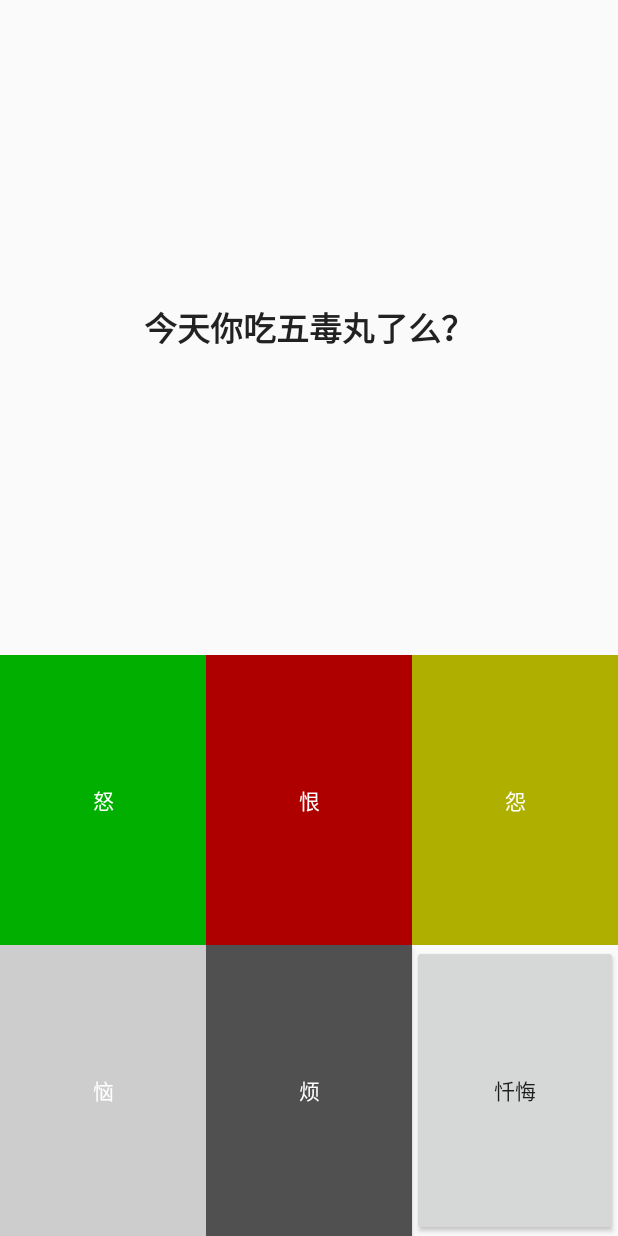
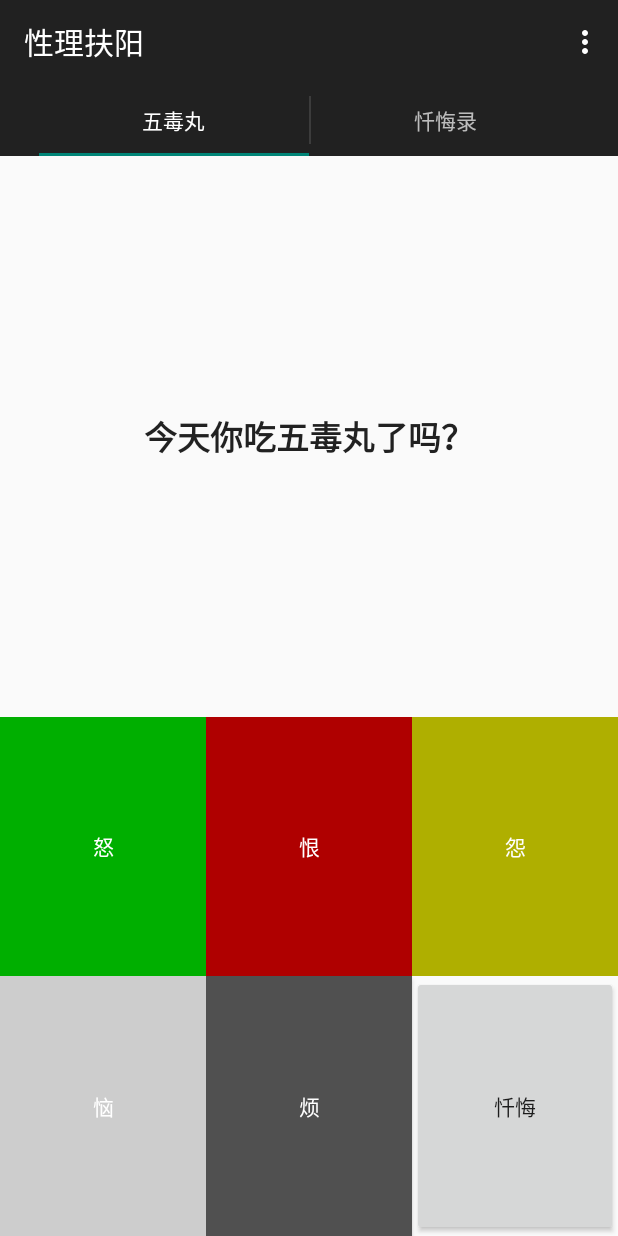
Before and after one commit to xuender/ethics, an Android app: the screen it shows after launch (MainActivity), on a phone screen of 412 x 824 dp. Run offline under Robolectric (Android 15) with nearby library versions, the phone set to English and light mode, and no system bars; libraries missing offline, so code that uses them is left out: org.achartengine, org.achartengine.chart, org.achartengine.model, org.achartengine.renderer; 7 statements that could not run were skipped.

Commit message:
忏悔录

```diff
--- a/app/build.gradle
+++ b/app/build.gradle
@@ -7,8 +7,8 @@ android {
     defaultConfig {
         minSdkVersion 8
         targetSdkVersion 19
-        versionCode 1
-        versionName "1.G.1"
+        versionCode 2
+        versionName "1.G.2"
     }
     signingConfigs {
         release {
@@ -34,5 +34,6 @@ dependencies {
     compile 'com.android.support:appcompat-v7:19.1.0'
     compile 'com.android.support:gridlayout-v7:19.1.0'
     compile 'com.android.support:support-v4:19.1.0'
+    compile 'org.achartengine:achartengine:1.1.0'
     compile fileTree(dir: 'libs', include: ['*.jar'])
 }
--- /dev/null
+++ b/app/src/main/java/me/xuender/ethics/app/ChartFragment.java
@@ -0,0 +1,138 @@
+package me.xuender.ethics.app;
+
+import android.annotation.TargetApi;
+import android.content.Context;
+import android.content.SharedPreferences;
+import android.graphics.Color;
+import android.os.Build;
+import android.os.Bundle;
+import android.support.v4.app.Fragment;
+import android.util.Log;
+import android.view.LayoutInflater;
+import android.view.View;
+import android.view.ViewGroup;
+
+import org.achartengine.ChartFactory;
+import org.achartengine.GraphicalView;
+import org.achartengine.chart.PointStyle;
+import org.achartengine.model.XYMultipleSeriesDataset;
+import org.achartengine.model.XYSeries;
+import org.achartengine.renderer.XYMultipleSeriesRenderer;
+import org.achartengine.renderer.XYSeriesRenderer;
+
+import java.util.ArrayList;
+import java.util.Collections;
+import java.util.HashSet;
+import java.util.List;
+
+/**
+ * Created by ender on 14-4-27.
+ */
+public class ChartFragment extends Fragment {
+    private GraphicalView rootView;
+    private SharedPreferences sp;
+    private Context context;
+    private static final String[] BS = new String[]{"怒", "恨", "怨", "恼", "烦"};
+    private XYMultipleSeriesDataset dataSet;
+    private XYMultipleSeriesRenderer renderer;
+    private List<String> dates = new ArrayList<String>();
+
+    @TargetApi(Build.VERSION_CODES.HONEYCOMB)
+    @Override
+    public View onCreateView(LayoutInflater inflater, ViewGroup container,
+                             Bundle savedInstanceState) {
+        if (rootView == null) {
+            context = container.getContext();
+            sp = getActivity().getSharedPreferences("count", Context.MODE_PRIVATE);
+            rootView = createChart();
+            rootView.setBackgroundColor(Color.BLACK);
+        }
+        return rootView;
+    }
+
+    @Override
+    public void onStart() {
+        super.onStart();
+        dataSet.clear();
+        initData();
+    }
+
+    @TargetApi(Build.VERSION_CODES.HONEYCOMB)
+    private void initData() {
+        dates.clear();
+        dates.addAll(sp.getStringSet("date", new HashSet<String>()));
+        Collections.sort(dates);
+        //TODO 设置保存条数
+//        while (dates.size() > 7) {
+//            dates.remove(0);
+//        }
+        int max = 5;
+        for (String b : BS) {
+            XYSeries series = new XYSeries(b);
+            int i = 0;
+            for (String s : dates) {
+                Log.d("日期", s);
+                i++;
+                int num = sp.getInt(s + b, 0);
+                Log.d("num", String.valueOf(num));
+                series.add(i, num);
+                if (max < num) {
+                    max = num;
+                }
+            }
+            dataSet.addSeries(series);
+        }
+        renderer.setYAxisMax(max);
+    }
+
+    @TargetApi(Build.VERSION_CODES.HONEYCOMB)
+    private GraphicalView createChart() {
+        //同样是需要数据dataset和视图渲染器renderer
+        dataSet = new XYMultipleSeriesDataset();
+        renderer = new XYMultipleSeriesRenderer();
+        initData();
+        //设置图表的X轴的当前方向
+        renderer.setOrientation(XYMultipleSeriesRenderer.Orientation.HORIZONTAL);
+        //renderer.setXTitle(context.getString(R.string.date));//设置为X轴的标题
+        renderer.setYTitle(context.getString(R.string.count));//设置y轴的标题
+        renderer.setAxisTitleTextSize(20);//设置轴标题文本大小
+//        renderer.setChartTitle(context.getString(R.string.repent));//设置图表标题
+//        renderer.setChartTitleTextSize(30);//设置图表标题文字的大小
+        renderer.setLabelsTextSize(18);//设置标签的文字大小
+        renderer.setLegendTextSize(20);//设置图例文本大小
+        renderer.setPointSize(10f);//设置点的大小
+        renderer.setYAxisMin(0);//设置y轴最小值是0
+        renderer.setYAxisMax(5);
+        renderer.setYLabels(10);//设置Y轴刻度个数（貌似不太准确）
+        renderer.setXAxisMax(7);
+        renderer.setShowGrid(true);//显示网格
+//        //将x标签栏目显示如：1,2,3,4替换为显示1月，2月，3月，4月
+        int i = 0;
+        for (String s : dates) {
+            i++;
+            renderer.addXTextLabel(i, s.substring(4));
+        }
+        renderer.setXLabels(0);//设置只显示如1月，2月等替换后的东西，不显示1,2,3等
+//        renderer.setMargins(new int[]{20, 30, 15, 20});//设置视图位置
+        renderer.addSeriesRenderer(createRenderer(R.color.木));
+        renderer.addSeriesRenderer(createRenderer(R.color.火));
+        renderer.addSeriesRenderer(createRenderer(R.color.土));
+        renderer.addSeriesRenderer(createRenderer(R.color.金));
+        renderer.addSeriesRenderer(createRenderer(R.color.水));
+        return ChartFactory.getLineChartView(context, dataSet, renderer);
+    }
+
+    private XYSeriesRenderer createRenderer(int color) {
+        XYSeriesRenderer renderer = new XYSeriesRenderer();//(类似于一条线对象)
+        renderer.setColor(context.getResources().getColor(color));//设置颜色
+        renderer.setPointStyle(PointStyle.CIRCLE);//设置点的样式
+        renderer.setFillPoints(true);//填充点（显示的点是空心还是实心）
+        renderer.setDisplayChartValues(true);//将点的值显示出来
+        renderer.setChartValuesSpacing(10);//显示的点的值与图的距离
+        renderer.setChartValuesTextSize(25);//点的值的文字大小
+        //  r.setFillBelowLine(true);//是否填充折线图的下方
+        //  r.setFillBelowLineColor(Color.GREEN);//填充的颜色，如果不设置就默认与线的颜色一致
+        renderer.setLineWidth(3);//设置线宽
+        return renderer;
+    }
+}
--- /dev/null
+++ b/app/src/main/java/me/xuender/ethics/app/FiveAdapter.java
@@ -0,0 +1,68 @@
+package me.xuender.ethics.app;
+
+import android.content.Context;
+import android.support.v4.app.Fragment;
+import android.support.v4.app.FragmentManager;
+import android.support.v4.app.FragmentPagerAdapter;
+
+import java.util.Locale;
+
+/**
+ * Created by ender on 14-4-27.
+ */
+public class FiveAdapter extends FragmentPagerAdapter {
+    private FiveFragment fiveFragment;
+    private ChartFragment chartFragment;
+    private Context context;
+
+    public void clean() {
+        getFiveFragment().clean();
+    }
+
+    public ChartFragment getChartFragment() {
+        if (chartFragment == null) {
+            chartFragment = new ChartFragment();
+        }
+        return chartFragment;
+    }
+
+    public FiveFragment getFiveFragment() {
+        if (fiveFragment == null) {
+            fiveFragment = new FiveFragment();
+        }
+        return fiveFragment;
+    }
+
+    @Override
+    public Fragment getItem(int position) {
+        switch (position) {
+            case 0:
+                return getFiveFragment();
+            case 1:
+                return getChartFragment();
+        }
+        return null;
+    }
+
+    public FiveAdapter(FragmentManager fm, Context context) {
+        super(fm);
+        this.context = context;
+    }
+
+    @Override
+    public int getCount() {
+        return 2;
+    }
+
+    @Override
+    public CharSequence getPageTitle(int position) {
+        Locale l = Locale.getDefault();
+        switch (position) {
+            case 0:
+                return context.getString(R.string.five).toUpperCase(l);
+            case 1:
+                return context.getString(R.string.repent).toUpperCase(l);
+        }
+        return null;
+    }
+}
--- /dev/null
+++ b/app/src/main/java/me/xuender/ethics/app/FiveFragment.java
@@ -0,0 +1,109 @@
+package me.xuender.ethics.app;
+
+import android.annotation.TargetApi;
+import android.content.Context;
+import android.content.SharedPreferences;
+import android.os.Build;
+import android.os.Bundle;
+import android.support.v4.app.Fragment;
+import android.util.Log;
+import android.view.LayoutInflater;
+import android.view.View;
+import android.view.ViewGroup;
+import android.widget.Button;
+import android.widget.TextView;
+
+import java.text.SimpleDateFormat;
+import java.util.ArrayList;
+import java.util.Date;
+import java.util.HashSet;
+import java.util.List;
+import java.util.Set;
+
+/**
+ * 五毒丸
+ * Created by ender on 14-4-27.
+ */
+public class FiveFragment extends Fragment implements Button.OnClickListener {
+    private List<ButtonItem> list = new ArrayList<ButtonItem>();
+    private TextView textView;
+    private SharedPreferences sp;
+    private Set<String> dates;
+    private View rootView;
+
+    public void clean() {
+        for (ButtonItem bi : list) {
+            bi.clean();
+        }
+    }
+
+    @Override
+    public View onCreateView(LayoutInflater inflater, ViewGroup container,
+                             Bundle savedInstanceState) {
+        if (rootView == null) {
+            rootView = inflater.inflate(R.layout.fragment_five, container, false);
+            textView = (TextView) rootView.findViewById(R.id.textView);
+            sp = getActivity().getSharedPreferences("count", Context.MODE_PRIVATE);
+        }
+        return rootView;
+    }
+
+
+    @Override
+    public void onStart() {
+        super.onStart();
+        init();
+    }
+
+    @TargetApi(Build.VERSION_CODES.HONEYCOMB)
+    void init() {
+        list.clear();
+        dates = sp.getStringSet("date", new HashSet<String>());
+        list.add(new ButtonItem((Button) rootView.findViewById(R.id.怒), "怒", this, sp));
+        list.add(new ButtonItem((Button) rootView.findViewById(R.id.恨), "恨", this, sp));
+        list.add(new ButtonItem((Button) rootView.findViewById(R.id.怨), "怨", this, sp));
+        list.add(new ButtonItem((Button) rootView.findViewById(R.id.恼), "恼", this, sp));
+        list.add(new ButtonItem((Button) rootView.findViewById(R.id.烦), "烦", this, sp));
+        list.add(new ButtonItem((Button) rootView.findViewById(R.id.忏悔), "忏悔", this, sp, true));
+    }
+
+    @TargetApi(Build.VERSION_CODES.HONEYCOMB)
+    @Override
+    public void onClick(View v) {
+        int set = dates.size();
+        Log.d("set size", String.valueOf(set));
+//        SharedPreferences.Editor editor = sp.edit();
+//        for (int i = 19; i < 26; i++) {
+//            String d = "201404" + i;
+//            for (String s : new String[]{"怒", "恨", "怨", "恼", "烦"}) {
+//                editor.putInt(d + s, new Random().nextInt(6));
+//            }
+//            dates.add(d);
+//        }
+//        editor.putStringSet("date", dates);
+//        editor.commit();
+        for (ButtonItem bi : list) {
+            if (bi.isButton(v)) {
+                if (bi.click()) {
+                    int count = 0;
+                    for (ButtonItem i : list) {
+                        count += i.count;
+                    }
+                    textView.setText(getResources().getText(R.string.fight).toString()
+                            + (count * 10));
+                } else {
+                    dates.add(new SimpleDateFormat("yyyyMMdd").format(
+                            new Date(System.currentTimeMillis())));
+                    textView.setText(getResources().getText(R.string.title));
+                }
+                Log.d("点击", bi.button.getText().toString());
+            }
+        }
+        Log.d("dates.size()", String.valueOf(dates.size()));
+        if (set != dates.size()) {
+            SharedPreferences.Editor editor = sp.edit();
+            editor.putStringSet("date", dates);
+            editor.commit();
+        }
+    }
+}
--- a/app/src/main/java/me/xuender/ethics/app/MainActivity.java
+++ b/app/src/main/java/me/xuender/ethics/app/MainActivity.java
@@ -1,56 +1,37 @@
 package me.xuender.ethics.app;
 
-import android.annotation.TargetApi;
-import android.app.Activity;
-import android.content.Context;
-import android.content.SharedPreferences;
-import android.os.Build;
 import android.os.Bundle;
-import android.util.Log;
+import android.support.v4.app.FragmentTransaction;
+import android.support.v4.view.ViewPager;
+import android.support.v7.app.ActionBar;
+import android.support.v7.app.ActionBarActivity;
 import android.view.Menu;
 import android.view.MenuItem;
-import android.view.View;
-import android.widget.Button;
-import android.widget.TextView;
-
-import java.text.SimpleDateFormat;
-import java.util.ArrayList;
-import java.util.Date;
-import java.util.HashSet;
-import java.util.List;
-import java.util.Set;
 
 
-public class MainActivity extends Activity implements Button.OnClickListener {
-    private List<ButtonItem> list = new ArrayList<ButtonItem>();
-    private TextView textView;
-    private SharedPreferences sp;
-    private Set<String> dates;
+public class MainActivity extends ActionBarActivity implements ActionBar.TabListener {
+    private FiveAdapter fiveAdapter;
+    private ViewPager viewPager;
 
     @Override
     protected void onCreate(Bundle savedInstanceState) {
         super.onCreate(savedInstanceState);
         setContentView(R.layout.activity_main);
-        textView = (TextView) findViewById(R.id.textView);
-        sp = this.getSharedPreferences("count", Context.MODE_PRIVATE);
-    }
-
-    @Override
-    protected void onStart() {
-        super.onStart();
-        init();
-    }
-
-    @TargetApi(Build.VERSION_CODES.HONEYCOMB)
-    void init() {
-        list.clear();
-        dates = sp.getStringSet("date", new HashSet<String>());
-        list.add(new ButtonItem((Button) findViewById(R.id.怒), "怒", this, sp));
-        list.add(new ButtonItem((Button) findViewById(R.id.恨), "恨", this, sp));
-        list.add(new ButtonItem((Button) findViewById(R.id.怨), "怨", this, sp));
-        list.add(new ButtonItem((Button) findViewById(R.id.恼), "恼", this, sp));
-        list.add(new ButtonItem((Button) findViewById(R.id.烦), "烦", this, sp));
-        list.add(new ButtonItem((Button) findViewById(R.id.忏悔), "忏悔", this, sp, true));
+        final ActionBar actionBar = getSupportActionBar();
+        actionBar.setNavigationMode(ActionBar.NAVIGATION_MODE_TABS);
+        fiveAdapter = new FiveAdapter(getSupportFragmentManager(), this);
+        viewPager = (ViewPager) findViewById(R.id.pager);
+        viewPager.setAdapter(fiveAdapter);
+        viewPager.setOnPageChangeListener(new ViewPager.SimpleOnPageChangeListener() {
+            @Override
+            public void onPageSelected(int position) {
+                actionBar.setSelectedNavigationItem(position);
+            }
+        });
+        for (int i = 0; i < fiveAdapter.getCount(); i++) {
+            actionBar.addTab(actionBar.newTab().setText(fiveAdapter.getPageTitle(i))
+                    .setTabListener(this));
+        }
     }
 
     @Override
@@ -63,39 +44,24 @@ public class MainActivity extends Activity implements Button.OnClickListener {
     public boolean onOptionsItemSelected(MenuItem item) {
         int id = item.getItemId();
         if (id == R.id.clean) {
-            for (ButtonItem bi : list) {
-                bi.clean();
-            }
+            fiveAdapter.clean();
             return true;
         }
         return super.onOptionsItemSelected(item);
     }
 
-    @TargetApi(Build.VERSION_CODES.HONEYCOMB)
     @Override
-    public void onClick(View v) {
-        int set = dates.size();
-        for (ButtonItem bi : list) {
-            if (bi.isButton(v)) {
-                if (bi.click()) {
-                    int count = 0;
-                    for (ButtonItem i : list) {
-                        count += i.count;
-                    }
-                    textView.setText(getResources().getText(R.string.fight).toString()
-                            + (count * 10));
-                } else {
-                    dates.add(new SimpleDateFormat("yyyyMMdd").format(
-                            new Date(System.currentTimeMillis())));
-                    textView.setText(getResources().getText(R.string.title));
-                }
-                Log.d("点击", bi.button.getText().toString());
-            }
-        }
-        if (set != dates.size()) {
-            SharedPreferences.Editor editor = sp.edit();
-            editor.putStringSet("date", dates);
-            editor.commit();
-        }
+    public void onTabSelected(ActionBar.Tab tab, FragmentTransaction fragmentTransaction) {
+        viewPager.setCurrentItem(tab.getPosition());
+    }
+
+    @Override
+    public void onTabUnselected(ActionBar.Tab tab, FragmentTransaction fragmentTransaction) {
+
+    }
+
+    @Override
+    public void onTabReselected(ActionBar.Tab tab, FragmentTransaction fragmentTransaction) {
+
     }
 }
--- a/app/src/main/res/layout/activity_main.xml
+++ b/app/src/main/res/layout/activity_main.xml
@@ -1,87 +1,6 @@
-<TableLayout
-    android:orientation="horizontal"
+<android.support.v4.view.ViewPager xmlns:android="http://schemas.android.com/apk/res/android"
+    xmlns:tools="http://schemas.android.com/tools"
+    android:id="@+id/pager"
     android:layout_width="match_parent"
     android:layout_height="match_parent"
-    xmlns:android="http://schemas.android.com/apk/res/android"
-    android:weightSum="10">
-
-    <TextView
-        android:layout_width="fill_parent"
-        android:layout_height="0px"
-        android:layout_weight="6"
-        android:textAppearance="?android:attr/textAppearanceLarge"
-        android:text="@string/title"
-        android:id="@+id/textView"
-        android:gravity="center"
-        android:textStyle="bold" />
-
-    <TableRow
-        android:layout_width="fill_parent"
-        android:layout_height="0px"
-        android:layout_weight="2">
-
-        <Button
-            android:layout_width="0px"
-            android:layout_weight="3"
-            android:layout_height="fill_parent"
-            android:id="@+id/怒"
-            android:layout_column="0"
-            android:textColor="#FFFFFF"
-            android:background="#ff00af00"
-            android:text="木" />
-
-        <Button
-            android:layout_width="0px"
-            android:layout_weight="3"
-            android:layout_height="fill_parent"
-            android:id="@+id/恨"
-            android:textColor="#FFFFFF"
-            android:background="#ffaf0000"
-            android:layout_column="1"
-            android:text="火" />
-
-        <Button
-            android:layout_width="0px"
-            android:layout_weight="3"
-            android:layout_height="fill_parent"
-            android:id="@+id/怨"
-            android:textColor="#FFFFFF"
-            android:background="#ffafaf00"
-            android:text="土"
-            android:layout_column="2" />
-    </TableRow>
-
-    <TableRow
-        android:layout_width="fill_parent"
-        android:layout_height="0px"
-        android:layout_weight="2">
-
-        <Button
-            android:layout_width="0px"
-            android:layout_weight="3"
-            android:layout_height="fill_parent"
-            android:id="@+id/恼"
-            android:text="金"
-            android:textColor="#FFFFFF"
-            android:background="#ffcdcdcd"
-            android:layout_column="0" />
-
-        <Button
-            android:layout_width="0px"
-            android:layout_weight="3"
-            android:layout_height="fill_parent"
-            android:id="@+id/烦"
-            android:text="水"
-            android:textColor="#FFFFFF"
-            android:background="#ff505050"
-            android:layout_column="1" />
-
-        <Button
-            android:layout_width="0px"
-            android:layout_weight="3"
-            android:layout_height="fill_parent"
-            android:id="@+id/忏悔"
-            android:text="忏悔"
-            android:layout_column="2" />
-    </TableRow>
-</TableLayout>
+    tools:context="me.xuender.ethics.app.MainActivity" />
--- /dev/null
+++ b/app/src/main/res/layout/fragment_five.xml
@@ -0,0 +1,87 @@
+<TableLayout
+    android:orientation="horizontal"
+    android:layout_width="match_parent"
+    android:layout_height="match_parent"
+    xmlns:android="http://schemas.android.com/apk/res/android"
+    android:weightSum="10">
+
+    <TextView
+        android:layout_width="fill_parent"
+        android:layout_height="0px"
+        android:layout_weight="6"
+        android:textAppearance="?android:attr/textAppearanceLarge"
+        android:text="@string/title"
+        android:id="@+id/textView"
+        android:gravity="center"
+        android:textStyle="bold" />
+
+    <TableRow
+        android:layout_width="fill_parent"
+        android:layout_height="0px"
+        android:layout_weight="2">
+
+        <Button
+            android:layout_width="0px"
+            android:layout_weight="3"
+            android:layout_height="fill_parent"
+            android:id="@+id/怒"
+            android:layout_column="0"
+            android:textColor="#FFFFFF"
+            android:background="@color/木"
+            android:text="木" />
+
+        <Button
+            android:layout_width="0px"
+            android:layout_weight="3"
+            android:layout_height="fill_parent"
+            android:id="@+id/恨"
+            android:textColor="#FFFFFF"
+            android:background="@color/火"
+            android:layout_column="1"
+            android:text="火" />
+
+        <Button
+            android:layout_width="0px"
+            android:layout_weight="3"
+            android:layout_height="fill_parent"
+            android:id="@+id/怨"
+            android:textColor="#FFFFFF"
+            android:background="@color/土"
+            android:text="土"
+            android:layout_column="2" />
+    </TableRow>
+
+    <TableRow
+        android:layout_width="fill_parent"
+        android:layout_height="0px"
+        android:layout_weight="2">
+
+        <Button
+            android:layout_width="0px"
+            android:layout_weight="3"
+            android:layout_height="fill_parent"
+            android:id="@+id/恼"
+            android:text="金"
+            android:textColor="#FFFFFF"
+            android:background="@color/金"
+            android:layout_column="0" />
+
+        <Button
+            android:layout_width="0px"
+            android:layout_weight="3"
+            android:layout_height="fill_parent"
+            android:id="@+id/烦"
+            android:text="水"
+            android:textColor="#FFFFFF"
+            android:background="@color/水"
+            android:layout_column="1" />
+
+        <Button
+            android:layout_width="0px"
+            android:layout_weight="3"
+            android:layout_height="fill_parent"
+            android:id="@+id/忏悔"
+            android:text="忏悔"
+            android:layout_column="2" />
+    </TableRow>
+</TableLayout>
--- a/app/src/main/res/values/strings.xml
+++ b/app/src/main/res/values/strings.xml
@@ -3,7 +3,11 @@
 
     <string name="app_name">性理扶阳</string>
     <string name="clean">今日清零</string>
-    <string name="title">今天你吃五毒丸了么？</string>
+    <string name="title">今天你吃五毒丸了吗？</string>
     <string name="fight">若想好病，需自责罚。\n疏导阴气，拨阴取阳。\n\n抽: </string>
+    <string name="five">五毒丸</string>
+    <string name="repent">忏悔录</string>
+    <string name="date">日期</string>
+    <string name="count">次数</string>
 
 </resources>
--- a/app/src/main/res/values/styles.xml
+++ b/app/src/main/res/values/styles.xml
@@ -5,4 +5,9 @@
         <!-- Customize your theme here. -->
     </style>
 
+    <color name="木">#ff00af00</color>
+    <color name="火">#ffaf0000</color>
+    <color name="土">#ffafaf00</color>
+    <color name="金">#ffcdcdcd</color>
+    <color name="水">#ff505050</color>
 </resources>
--- a/build.gradle
+++ b/build.gradle
@@ -12,5 +12,8 @@ buildscript {
 allprojects {
     repositories {
         mavenCentral()
+        maven {
+            url "https://repository-achartengine.forge.cloudbees.com/snapshot/"
+        }
     }
 }
```
Also changed, not shown: 6 other files.
